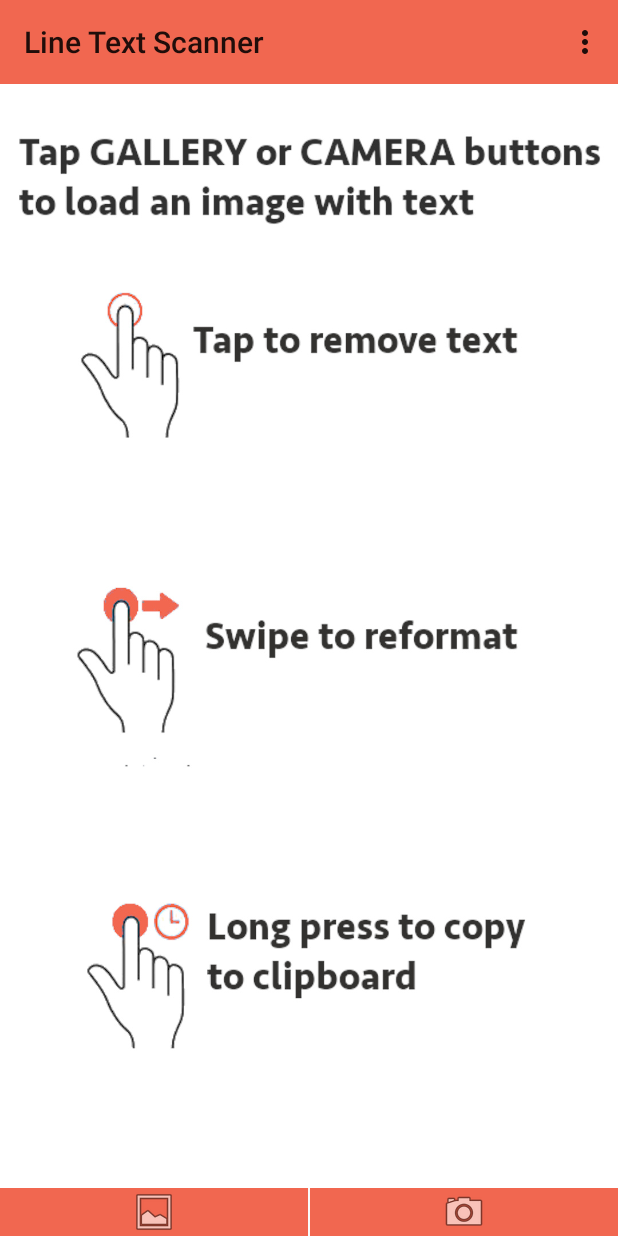
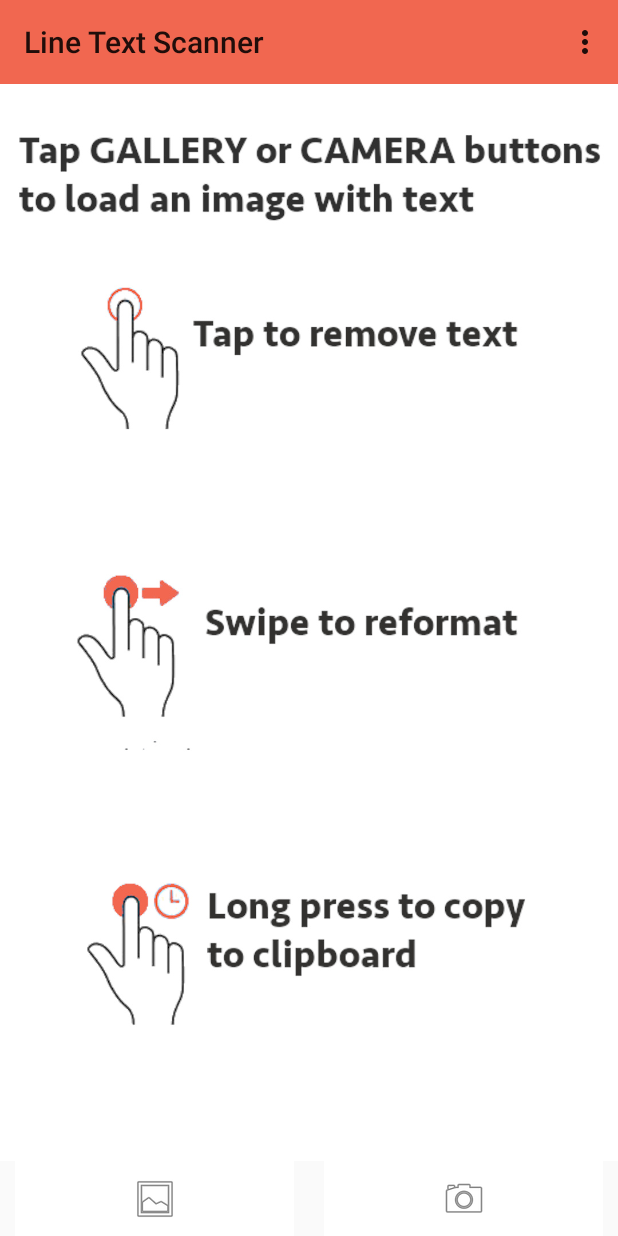
Before and after one commit to dmossakowski/linetextscanner, an Android app: the screen it shows after launch (MainActivity), on a phone screen of 412 x 824 dp. Run offline under Robolectric (Android 15) with nearby library versions, the phone set to English and light mode, and no system bars; libraries missing offline, so code that uses them is left out: com.google.mlkit.vision; pictures from the network do not load.

Commit message:
upgrade to android 13

```diff
--- a/app/src/main/res/layout/activity_main.xml
+++ b/app/src/main/res/layout/activity_main.xml
@@ -35,10 +35,10 @@
         android:layout_height="0dp"
         android:layout_alignParentStart="true"
         android:shadowColor="#00ccff"
+        android:shadowDx="3"
+        android:shadowDy="3"
         android:shadowRadius="1.5"
-        android:shadowDx="1"
-        android:shadowDy="1"
-        app:layout_constraintBottom_toTopOf="@id/linearLayout"
+        app:layout_constraintBottom_toTopOf="@+id/linearLayout"
         app:layout_constraintHorizontal_bias="0.0"
         app:layout_constraintLeft_toLeftOf="@id/image_view"
         app:layout_constraintRight_toRightOf="@id/image_view"
@@ -73,24 +73,39 @@
 
         <ImageButton
             android:id="@+id/galleryButton"
-            style="@style/Widget.AppCompat.ImageButton"
-            android:layout_width="0dp"
-            android:layout_height="wrap_content"
+            style="@android:style/Widget.DeviceDefault.ImageButton"
+            android:layout_width="10dp"
+            android:layout_height="50dp"
+            android:layout_marginLeft="10dp"
+            android:layout_marginRight="10dp"
             android:layout_weight=".5"
-            android:layout_marginRight=".5dp"
-            android:background="@color/colorPrimary"
+
+            android:adjustViewBounds="true"
+            android:background="@android:color/background_light"
             android:contentDescription="@string/find_text_button"
+            android:cropToPadding="true"
+            android:scaleType="centerInside"
             app:srcCompat="@android:drawable/ic_menu_gallery" />
+        <!--android:src="@drawable/ic_menu_gallery"
+        app:srcCompat="@android:drawable/ic_menu_gallery"-->
+
+        <!--android:background="@android:drawable/ic_menu_gallery"-->
+
 
         <ImageButton
             android:id="@+id/cameraButton"
-            android:layout_width="0dp"
-            android:layout_height="wrap_content"
+            android:layout_width="10dp"
+            android:layout_height="50dp"
+            android:layout_marginLeft="10dp"
+            android:layout_marginRight="10dp"
             android:layout_weight=".5"
-            android:layout_marginLeft=".5dp"
-            android:background="@color/colorPrimary"
+            android:background="@android:color/background_light"
             android:contentDescription="@string/find_face_contour_button"
             app:srcCompat="@android:drawable/ic_menu_camera" />
+            />
+        <!--
+        app:srcCompat="@android:drawable/ic_menu_camera"
+        -->
 
     <Button
         android:id="@+id/button_text"
--- a/app/src/main/res/menu/toolbar_menu.xml
+++ b/app/src/main/res/menu/toolbar_menu.xml
@@ -1,6 +1,12 @@
 <?xml version="1.0" encoding="utf-8"?>
-<menu xmlns:android="http://schemas.android.com/apk/res/android">
+<menu xmlns:app="http://schemas.android.com/apk/res-auto"
+    xmlns:android="http://schemas.android.com/apk/res/android">
 
+    <item
+        android:id="@+id/item_scan"
+        android:icon="@android:drawable/ic_menu_camera"
+        android:title="@string/toolbar_mi_camera"
+        android:visible="false" />
     <item
         android:id="@+id/item_help"
         android:title="@string/toolbar_mi_help" />
--- a/app/src/main/res/values/colors.xml
+++ b/app/src/main/res/values/colors.xml
@@ -4,4 +4,5 @@
     <color name="colorPrimaryDark">#9C3514</color>
     <color name="colorAccent">#FFC107</color>
     <color name="texBackgroundColor">#33000000</color>
+
 </resources>
--- a/app/src/main/res/values/strings.xml
+++ b/app/src/main/res/values/strings.xml
@@ -7,5 +7,7 @@
     <string name="find_objects_button">Find objects</string>
     <string name="toolbar_mi_developer_page">Developed by David Mossakowski</string>
     <string name="toolbar_mi_help">Help</string>
-
+    <string name="toolbar_mi_scan">Scan</string>
+    <string name="toolbar_mi_camera">Scan</string>
+    <string name="toolbar_mi_gallery">Scan</string>
 </resources>
--- a/build.gradle
+++ b/build.gradle
@@ -10,7 +10,7 @@ buildscript {
         mavenCentral()
     }
     dependencies {
-        classpath 'com.android.tools.build:gradle:4.2.1'
+        classpath 'com.android.tools.build:gradle:8.1.1'
         // NOTE: Do not place your application dependencies here; they belong
         // in the individual module build.gradle files
     }
--- a/gradle.properties
+++ b/gradle.properties
@@ -6,7 +6,10 @@
 # http://www.gradle.org/docs/current/userguide/build_environment.html
 # Specifies the JVM arguments used for the daemon process.
 # The setting is particularly useful for tweaking memory settings.
+android.defaults.buildfeatures.buildconfig=true
 android.enableJetifier=true
+android.nonFinalResIds=false
+android.nonTransitiveRClass=false
 android.useAndroidX=true
 org.gradle.jvmargs=-Xmx1536m
 # When configured, Gradle will run in incubating parallel mode.
```
Also changed, not shown: app/build.gradle (+8 -5 lines), app/src/main/AndroidManifest.xml (+12 -5 lines), app/src/main/java/com/rtstyk/linetextscanner/MainActivity.java (+79 -10 lines), gradle/wrapper/gradle-wrapper.properties, 5 other files. Lines whose indentation alone changed are shown as unchanged.
